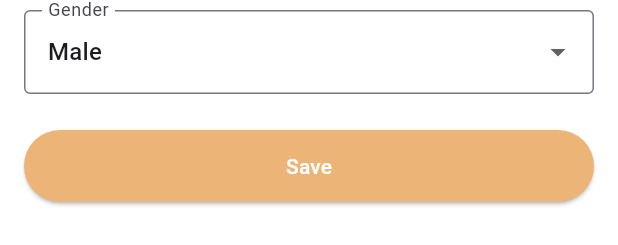
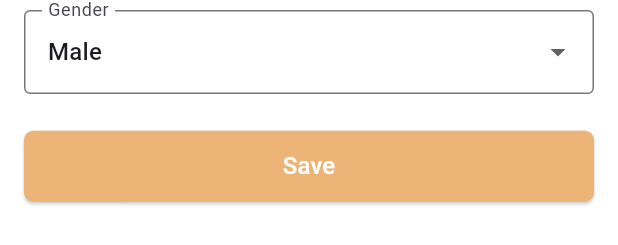
Before and after one commit to Makarasok24/race_tracking, a Flutter app: the ParticipantForm widget shown alone on an empty page, opened directly with empty values, on a phone screen of 412 x 824 dp. Shown: the part 416-661 px from the top of the screen. Run offline on Flutter 3.47's test engine with Material 3 defaults, Android fonts, the phone set to English and light mode, and no system bars; our stand-ins replace flutter_local_notifications, iconsax; missing offline and left inert: excel; network calls fail; Roboto replaces fonts that are missing (Eesti).

Commit message:
modify ui  notification

```diff
--- a/lib/presentation/provider/result_provider.dart
+++ b/lib/presentation/provider/result_provider.dart
@@ -78,7 +78,4 @@ class ResultProvider extends ChangeNotifier {
     }
   }
 
-  Future<void> exportResults() async {
-    // TODO: Implement export functionality using the existing exportExcel logic
-  }
 }
--- a/lib/presentation/ui/screens/notification_history_screen.dart
+++ b/lib/presentation/ui/screens/notification_history_screen.dart
@@ -12,14 +12,15 @@ class NotificationHistoryScreen extends StatelessWidget {
   Widget build(BuildContext context) {
     return Scaffold(
       appBar: AppBar(
-        title: const Text('Notifications'),
+        title: Text('Notifications', style: TextStyle(color: RTAColors.white)),
+        backgroundColor: RTAColors.primary,
+        titleTextStyle: RTATextStyles.title,
         actions: [
           Consumer<NotificationHistoryProvider>(
             builder: (context, provider, child) {
               if (provider.notifications.isEmpty) {
                 return const SizedBox.shrink();
               }
-
               return IconButton(
                 icon: const Icon(Icons.delete_sweep),
                 tooltip: 'Clear all notifications',
--- a/lib/presentation/ui/screens/segment_timer_screen.dart
+++ b/lib/presentation/ui/screens/segment_timer_screen.dart
@@ -26,7 +26,6 @@ class SegmentTimerScreen extends StatefulWidget {
 
 class _SegmentTimerScreenState extends State<SegmentTimerScreen> {
   final TextEditingController _searchController = TextEditingController();
-  String _searchQuery = '';
   Timer? _displayTimer;
   String _displayTime = "00:00:00:00";
 
@@ -315,11 +314,8 @@ class _SegmentTimerScreenState extends State<SegmentTimerScreen> {
                 ),
               ),
 
-              // Spacing
               const Spacer(),
 
-              // Either show time or finish button
-              // FIXED: Check if participant is finished or in finished segment
               (provider.isParticipantFinished(bibNumber) ||
                       widget.segmentId == 'finished')
                   ? Text(
--- a/lib/presentation/widgets/participant_form.dart
+++ b/lib/presentation/widgets/participant_form.dart
@@ -1,6 +1,7 @@
 import 'package:flutter/material.dart';
 import 'package:race_tracking/domain/entities/participant.dart';
 import 'package:race_tracking/presentation/theme/theme.dart';
+import 'package:race_tracking/presentation/widgets/primary_button.dart';
 
 class ParticipantForm extends StatefulWidget {
   final Participant? participant; // Pass existing participant for edit mode
@@ -147,12 +148,8 @@ class _ParticipantFormState extends State<ParticipantForm> {
             const SizedBox(height: 24),
             SizedBox(
               width: double.infinity,
-              child: ElevatedButton(
-                style: ElevatedButton.styleFrom(
-                  backgroundColor: RTAColors.primary,
-                  foregroundColor: Colors.white,
-                  padding: const EdgeInsets.symmetric(vertical: 14),
-                ),
+              child: PrimaryButton(
+                text: widget.submitButtonText,
                 onPressed: () {
                   if (_validateForm()) {
                     // Call the callback with form data
@@ -172,10 +169,8 @@ class _ParticipantFormState extends State<ParticipantForm> {
                     );
                   }
                 },
-                child: Text(widget.submitButtonText),
               ),
             ),
-            const SizedBox(height: 16),
           ],
         ),
       ),
```
Also changed, not shown: lib/presentation/widgets/participant_row.dart (deleted, +0 -36 lines).
